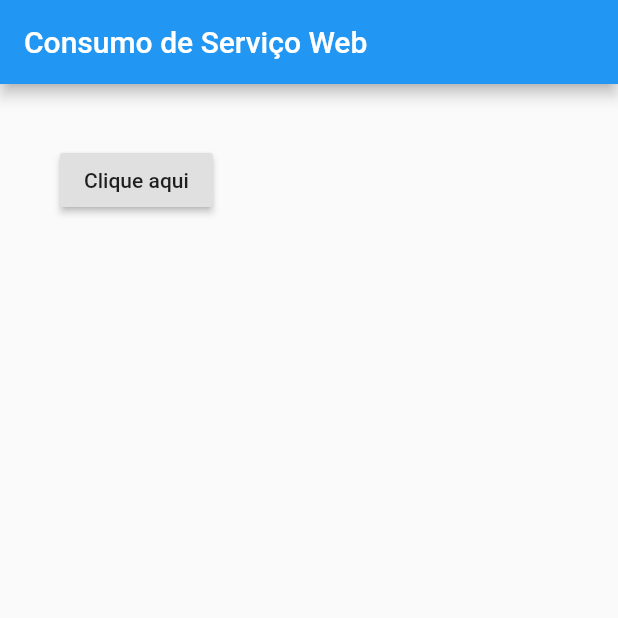
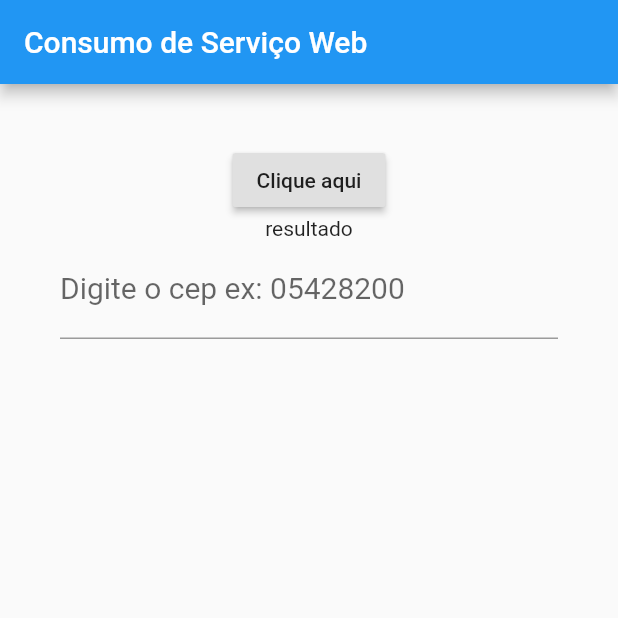
Before and after one commit to Roger952/hello_word, a Flutter app: the screen it shows after launch, after a tap on "Clique aqui", on a phone screen of 412 x 824 dp, the top half of it. Run offline on Flutter 3.47's test engine with Material 2 defaults, Android fonts, the phone set to English and light mode, and no system bars; network calls fail.

Commit message:
Meu primeiro app finalizado

```diff
--- a/lib/Home.dart
+++ b/lib/Home.dart
@@ -1,4 +1,7 @@
+import 'package:flutter/cupertino.dart';
 import 'package:flutter/material.dart';
+import 'package:http/http.dart' as http;
+import 'dart:convert';
 
 class Home extends StatefulWidget {
   @override
@@ -6,6 +9,28 @@ class Home extends StatefulWidget {
 }
 
 class _HomeState extends State<Home> {
+  String _resultado = "resultado";
+
+  TextEditingController _controllerCep = TextEditingController();
+
+  _recuperarCep() async {
+    String cep = _controllerCep.text;
+    String url = "https://viacep.com.br/ws/${cep}/json/";
+    http.Response response;
+
+    response = await http.get(url);
+    Map<String, dynamic> retorno = jsonDecode(response.body);
+
+    String logradouro = retorno["logradouro"];
+    String complemento = retorno["complemento"];
+    String bairro = retorno["bairro"];
+    String localidade = retorno["localidade"];
+
+    setState(() {
+      _resultado = "${logradouro}, ${complemento}, ${bairro}, ${localidade}";
+    });
+  }
+
   @override
   Widget build(BuildContext context) {
     return Scaffold(
@@ -19,16 +44,17 @@ class _HomeState extends State<Home> {
             RaisedButton(
               child: Text("Clique aqui"),
               onPressed: _recuperarCep,
+            ),
+            Text(_resultado),
+            TextField(
+              keyboardType: TextInputType.number,
+              decoration: InputDecoration(labelText: "Digite o cep ex: 05428200"),
+              style: TextStyle(fontSize: 20),
+              controller: _controllerCep,
             )
           ],
         ),
       ),
     );
   }
-
-  _recuperarCep() {
-
-    String cep = "01311300";
-    String url = "https://viacep.com.br/ws/${cep}/json/";
-  }
 }
--- a/pubspec.yaml
+++ b/pubspec.yaml
@@ -28,6 +28,7 @@ dependencies:
   # The following adds the Cupertino Icons font to your application.
   # Use with the CupertinoIcons class for iOS style icons.
   cupertino_icons: ^0.1.3
+  http: ^0.12.0+1
 
 dev_dependencies:
   flutter_test:
```
Also changed, not shown: pubspec.lock.
